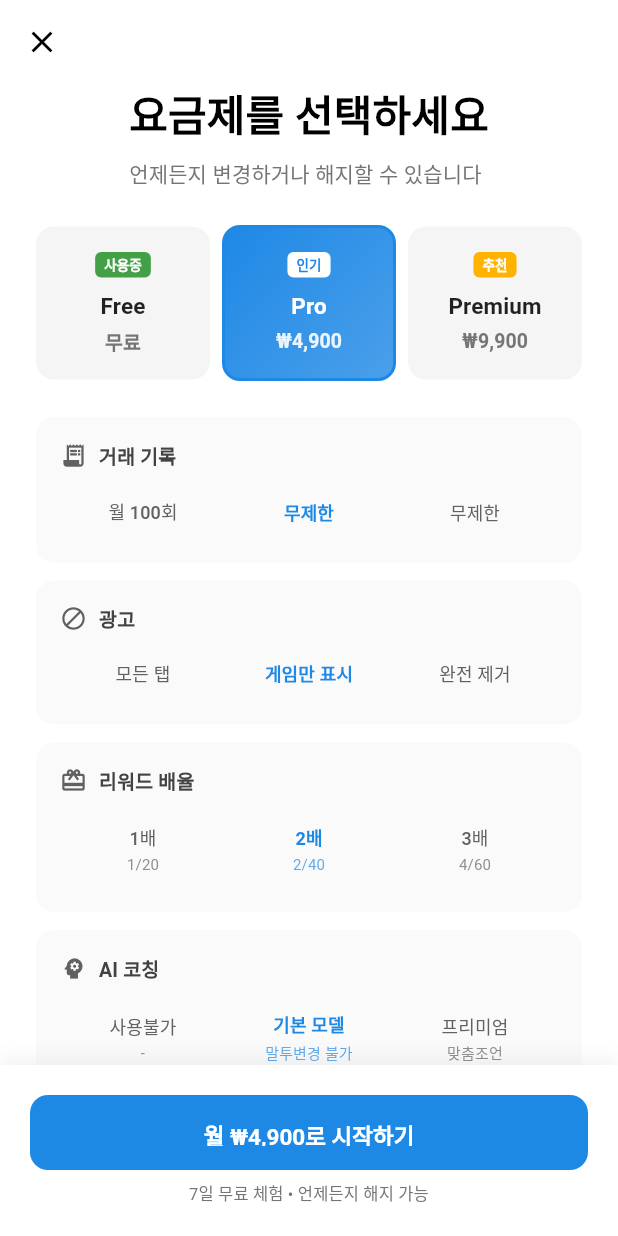
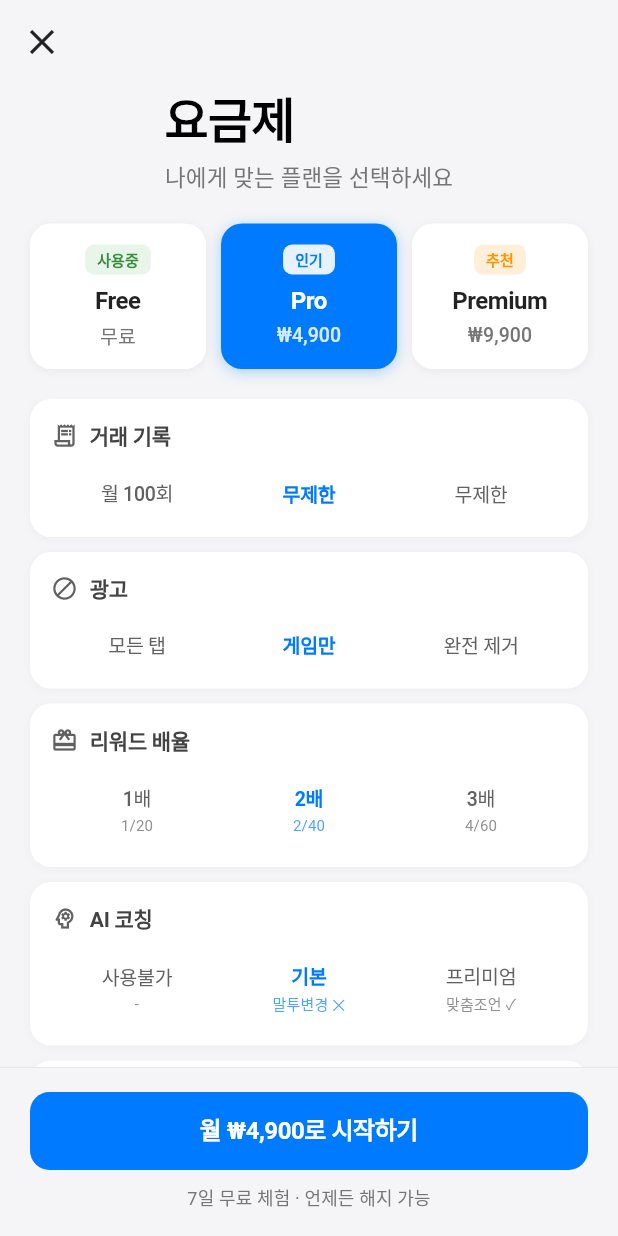
Before and after one commit to dlworua/money_app, a Flutter app: the SubscriptionPage screen opened directly, on a phone screen of 412 x 824 dp. Run offline on Flutter 3.47's test engine with Material 3 defaults, Android fonts, the phone set to English and light mode, and no system bars; our stand-ins replace auto_size_text, flutter_riverpod, flutter_svg, google_mobile_ads, google_sign_in, in_app_purchase and 3 more; accounts and stored records are empty; network calls fail; Roboto replaces fonts that are missing (SF Pro Display).

Commit message:
polish: 요금제 페이지 iOS 스타일로 정제
- iOS 디자인 언어 적용 (SF Pro 스타일, 그림자 최소화)
- 배경색을 iOS 스타일 #F5F5F7로 변경
- 카드 간격 및 패딩 조정으로 더 여유로운 레이아웃
- 아이콘을 outlined 스타일로 통일
- iOS 색상 적용 (Pro: #007AFF, Premium: #FF9500)
- 버튼 텍스트 잘림 수정 (height: 1.0, Center 위젯 사용)
- 폰트 두께와 자간 최적화 (letterSpacing -0.3)
- 애니메이션과 그림자 효과 개선
- 더 깔끔하고 미니멀한 디자인

```diff
--- a/lib/presentation/views/subscription_page.dart
+++ b/lib/presentation/views/subscription_page.dart
@@ -4,7 +4,7 @@ import 'package:flutter_riverpod/flutter_riverpod.dart';
 import '../../data/models/subscription_tier.dart';
 import '../viewmodels/providers.dart';
 
-/// 요금제 선택 페이지 (넷플릭스 스타일)
+/// 요금제 선택 페이지 (iOS 스타일)
 class SubscriptionPage extends ConsumerStatefulWidget {
   const SubscriptionPage({super.key});
 
@@ -23,12 +23,12 @@ class _SubscriptionPageState extends ConsumerState<SubscriptionPage> {
         : SubscriptionTier.free;
 
     return Scaffold(
-      backgroundColor: Colors.white,
+      backgroundColor: const Color(0xFFF5F5F7), // iOS 배경색
       appBar: AppBar(
-        backgroundColor: Colors.white,
+        backgroundColor: const Color(0xFFF5F5F7),
         elevation: 0,
         leading: IconButton(
-          icon: const Icon(Icons.close, color: Colors.black),
+          icon: const Icon(Icons.close, color: Colors.black87, size: 28),
           onPressed: () => Navigator.pop(context),
         ),
       ),
@@ -36,24 +36,26 @@ class _SubscriptionPageState extends ConsumerState<SubscriptionPage> {
         children: [
           // 헤더
           Padding(
-            padding: const EdgeInsets.fromLTRB(24, 0, 24, 24),
+            padding: const EdgeInsets.fromLTRB(20, 0, 20, 20),
             child: Column(
               crossAxisAlignment: CrossAxisAlignment.start,
               children: [
                 const Text(
-                  '요금제를 선택하세요',
+                  '요금제',
                   style: TextStyle(
-                    fontSize: 28,
-                    fontWeight: FontWeight.bold,
+                    fontSize: 32,
+                    fontWeight: FontWeight.w700,
                     color: Colors.black,
+                    letterSpacing: -0.5,
                   ),
                 ),
-                const SizedBox(height: 8),
+                const SizedBox(height: 6),
                 Text(
-                  '언제든지 변경하거나 해지할 수 있습니다',
+                  '나에게 맞는 플랜을 선택하세요',
                   style: TextStyle(
-                    fontSize: 14,
+                    fontSize: 15,
                     color: Colors.grey[600],
+                    fontWeight: FontWeight.w400,
                   ),
                 ),
               ],
@@ -62,7 +64,7 @@ class _SubscriptionPageState extends ConsumerState<SubscriptionPage> {
 
           // 요금제 탭
           Padding(
-            padding: const EdgeInsets.symmetric(horizontal: 24),
+            padding: const EdgeInsets.symmetric(horizontal: 20),
             child: Row(
               children: [
                 Expanded(
@@ -72,7 +74,7 @@ class _SubscriptionPageState extends ConsumerState<SubscriptionPage> {
                     isCurrentPlan: currentTier == SubscriptionTier.free,
                   ),
                 ),
-                const SizedBox(width: 8),
+                const SizedBox(width: 10),
                 Expanded(
                   child: _buildPlanTab(
                     tier: SubscriptionTier.pro,
@@ -81,7 +83,7 @@ class _SubscriptionPageState extends ConsumerState<SubscriptionPage> {
                     badge: '인기',
                   ),
                 ),
-                const SizedBox(width: 8),
+                const SizedBox(width: 10),
                 Expanded(
                   child: _buildPlanTab(
                     tier: SubscriptionTier.premium,
@@ -94,12 +96,12 @@ class _SubscriptionPageState extends ConsumerState<SubscriptionPage> {
             ),
           ),
 
-          const SizedBox(height: 24),
+          const SizedBox(height: 20),
 
           // 기능 비교표
           Expanded(
             child: SingleChildScrollView(
-              padding: const EdgeInsets.symmetric(horizontal: 24),
+              padding: const EdgeInsets.symmetric(horizontal: 20),
               child: _buildComparisonTable(),
             ),
           ),
@@ -111,7 +113,7 @@ class _SubscriptionPageState extends ConsumerState<SubscriptionPage> {
     );
   }
 
-  /// 요금제 탭
+  /// 요금제 탭 (iOS 스타일)
   Widget _buildPlanTab({
     required SubscriptionTier tier,
     required int index,
@@ -123,74 +125,82 @@ class _SubscriptionPageState extends ConsumerState<SubscriptionPage> {
 
     return GestureDetector(
       onTap: () => setState(() => _selectedPlanIndex = index),
-      child: Container(
-        padding: const EdgeInsets.symmetric(vertical: 16, horizontal: 12),
+      child: AnimatedContainer(
+        duration: const Duration(milliseconds: 200),
+        curve: Curves.easeInOut,
+        padding: const EdgeInsets.symmetric(vertical: 14, horizontal: 10),
         decoration: BoxDecoration(
-          gradient: isSelected
-              ? LinearGradient(
-                  colors: [baseColor, baseColor.withOpacity(0.8)],
-                  begin: Alignment.topLeft,
-                  end: Alignment.bottomRight,
-                )
-              : null,
-          color: isSelected ? null : Colors.grey[100],
-          borderRadius: BorderRadius.circular(12),
-          border: isSelected
-              ? Border.all(color: baseColor, width: 2)
-              : Border.all(color: Colors.transparent),
+          color: isSelected ? baseColor : Colors.white,
+          borderRadius: BorderRadius.circular(14),
+          boxShadow: isSelected
+              ? [
+                  BoxShadow(
+                    color: baseColor.withOpacity(0.3),
+                    blurRadius: 8,
+                    offset: const Offset(0, 2),
+                  ),
+                ]
+              : [
+                  BoxShadow(
+                    color: Colors.black.withOpacity(0.05),
+                    blurRadius: 4,
+                    offset: const Offset(0, 1),
+                  ),
+                ],
         ),
         child: Column(
           children: [
             if (badge != null && !isCurrentPlan)
               Container(
-                padding: const EdgeInsets.symmetric(horizontal: 6, vertical: 2),
+                padding: const EdgeInsets.symmetric(horizontal: 8, vertical: 3),
                 decoration: BoxDecoration(
-                  color: isSelected ? Colors.white : baseColor,
-                  borderRadius: BorderRadius.circular(4),
+                  color: isSelected ? Colors.white.withOpacity(0.9) : baseColor.withOpacity(0.15),
+                  borderRadius: BorderRadius.circular(6),
                 ),
                 child: Text(
                   badge,
                   style: TextStyle(
-                    fontSize: 9,
-                    fontWeight: FontWeight.bold,
-                    color: isSelected ? baseColor : Colors.white,
+                    fontSize: 10,
+                    fontWeight: FontWeight.w600,
+                    color: isSelected ? baseColor : baseColor,
                   ),
                 ),
               )
             else if (isCurrentPlan)
               Container(
-                padding: const EdgeInsets.symmetric(horizontal: 6, vertical: 2),
+                padding: const EdgeInsets.symmetric(horizontal: 8, vertical: 3),
                 decoration: BoxDecoration(
-                  color: isSelected ? Colors.white : Colors.green[600],
-                  borderRadius: BorderRadius.circular(4),
+                  color: isSelected ? Colors.white.withOpacity(0.9) : Colors.green[50],
+                  borderRadius: BorderRadius.circular(6),
                 ),
                 child: Text(
                   '사용중',
                   style: TextStyle(
-                    fontSize: 9,
-                    fontWeight: FontWeight.bold,
-                    color: isSelected ? Colors.green[600] : Colors.white,
+                    fontSize: 10,
+                    fontWeight: FontWeight.w600,
+                    color: isSelected ? Colors.green[700] : Colors.green[700],
                   ),
                 ),
               )
             else
-              const SizedBox(height: 16),
-            const SizedBox(height: 8),
+              const SizedBox(height: 19),
+            const SizedBox(height: 6),
             Text(
               tier.displayName,
               style: TextStyle(
-                fontSize: 15,
-                fontWeight: FontWeight.bold,
+                fontSize: 16,
+                fontWeight: FontWeight.w600,
                 color: isSelected ? Colors.white : Colors.black87,
+                letterSpacing: -0.3,
               ),
             ),
-            const SizedBox(height: 4),
+            const SizedBox(height: 3),
             Text(
               tier.price == 0 ? '무료' : '₩${_formatPrice(tier.price)}',
               style: TextStyle(
                 fontSize: 13,
-                fontWeight: FontWeight.w600,
-                color: isSelected ? Colors.white.withValues(alpha: 0.9) : Colors.grey[600],
+                fontWeight: FontWeight.w500,
+                color: isSelected ? Colors.white.withOpacity(0.85) : Colors.grey[600],
               ),
             ),
           ],
@@ -199,7 +209,7 @@ class _SubscriptionPageState extends ConsumerState<SubscriptionPage> {
     );
   }
 
-  /// 기능 비교표 (넷플릭스 스타일)
+  /// 기능 비교표 (iOS 스타일)
   Widget _buildComparisonTable() {
     final selectedTier = SubscriptionTier.values[_selectedPlanIndex];
 
@@ -207,21 +217,21 @@ class _SubscriptionPageState extends ConsumerState<SubscriptionPage> {
       children: [
         // 거래 기록
         _buildFeatureRow(
-          icon: Icons.receipt_long,
+          icon: Icons.receipt_long_outlined,
           title: '거래 기록',
           values: ['월 100회', '무제한', '무제한'],
         ),
 
         // 광고
         _buildFeatureRow(
-          icon: Icons.block,
+          icon: Icons.block_outlined,
           title: '광고',
-          values: ['모든 탭', '게임만 표시', '완전 제거'],
+          values: ['모든 탭', '게임만', '완전 제거'],
         ),
 
         // 리워드
         _buildFeatureRow(
-          icon: Icons.card_giftcard,
+          icon: Icons.card_giftcard_outlined,
           title: '리워드 배율',
           values: ['1배', '2배', '3배'],
           details: ['1/20', '2/40', '4/60'],
@@ -229,93 +239,113 @@ class _SubscriptionPageState extends ConsumerState<SubscriptionPage> {
 
         // AI 코칭
         _buildFeatureRow(
-          icon: Icons.psychology,
+          icon: Icons.psychology_outlined,
           title: 'AI 코칭',
-          values: ['사용불가', '기본 모델', '프리미엄'],
-          details: ['-', '말투변경 불가', '맞춤조언'],
+          values: ['사용불가', '기본', '프리미엄'],
+          details: ['-', '말투변경 ✕', '맞춤조언 ✓'],
         ),
 
         // 예산/목표
         _buildFeatureRow(
-          icon: Icons.savings,
-          title: '예산 및 절약목표',
+          icon: Icons.savings_outlined,
+          title: '예산/목표',
           values: ['각 10회', '각 50회', '무제한'],
         ),
 
         // 게임 티켓
         _buildFeatureRow(
-          icon: Icons.confirmation_number,
-          title: '게임 티켓 대기',
+          icon: Icons.confirmation_number_outlined,
+          title: '티켓 대기',
           values: ['30분', '30분', '5분'],
         ),
 
         // 소비 분석
         _buildFeatureRow(
-          icon: Icons.analytics,
-          title: '이번달 소비분석',
-          values: ['가능', '가능', '가능'],
+          icon: Icons.analytics_outlined,
+          title: '소비분석',
+          values: ['✓', '✓', '✓'],
         ),
 
         // 고급 통계
         _buildFeatureRow(
-          icon: Icons.bar_chart,
+          icon: Icons.bar_chart_outlined,
           title: '고급 통계',
-          values: ['가능', '가능', '가능'],
+          values: ['✓', '✓', '✓'],
         ),
 
-        const SizedBox(height: 20),
+        const SizedBox(height: 16),
 
         // 선택된 플랜 요약
         Container(
-          padding: const EdgeInsets.all(20),
+          padding: const EdgeInsets.all(18),
           decoration: BoxDecoration(
-            color: _getPrimaryColor(selectedTier).withOpacity(0.1),
+            color: Colors.white,
             borderRadius: BorderRadius.circular(16),
-            border: Border.all(
-              color: _getPrimaryColor(selectedTier).withOpacity(0.3),
+            boxShadow: [
+              BoxShadow(
+                color: Colors.black.withOpacity(0.04),
+                blurRadius: 8,
+                offset: const Offset(0, 2),
               ),
+            ],
           ),
           child: Column(
             crossAxisAlignment: CrossAxisAlignment.start,
             children: [
               Row(
                 children: [
-                  Icon(
+                  Container(
+                    padding: const EdgeInsets.all(6),
+                    decoration: BoxDecoration(
+                      color: _getPrimaryColor(selectedTier).withOpacity(0.1),
+                      borderRadius: BorderRadius.circular(8),
+                    ),
+                    child: Icon(
                       _getTierIcon(selectedTier),
                       color: _getPrimaryColor(selectedTier),
-                    size: 24,
+                      size: 20,
                     ),
-                  const SizedBox(width: 8),
+                  ),
+                  const SizedBox(width: 10),
                   Text(
-                    '${selectedTier.displayName} 플랜',
+                    '${selectedTier.displayName} 플랜 혜택',
                     style: TextStyle(
-                      fontSize: 16,
-                      fontWeight: FontWeight.bold,
-                      color: _getPrimaryColor(selectedTier),
+                      fontSize: 15,
+                      fontWeight: FontWeight.w600,
+                      color: Colors.black87,
+                      letterSpacing: -0.3,
                     ),
                   ),
                 ],
               ),
-              const SizedBox(height: 12),
+              const SizedBox(height: 14),
               ...selectedTier.features.map(
                 (feature) => Padding(
-                  padding: const EdgeInsets.only(bottom: 6),
+                  padding: const EdgeInsets.only(bottom: 8),
                   child: Row(
                     crossAxisAlignment: CrossAxisAlignment.start,
                     children: [
-                      Icon(
+                      Container(
+                        margin: const EdgeInsets.only(top: 2),
+                        padding: const EdgeInsets.all(2),
+                        decoration: BoxDecoration(
+                          color: _getPrimaryColor(selectedTier).withOpacity(0.15),
+                          shape: BoxShape.circle,
+                        ),
+                        child: Icon(
                           Icons.check,
-                        size: 16,
+                          size: 14,
                           color: _getPrimaryColor(selectedTier),
                         ),
-                      const SizedBox(width: 8),
+                      ),
+                      const SizedBox(width: 10),
                       Expanded(
                         child: Text(
                           feature,
                           style: TextStyle(
-                            fontSize: 12,
-                            color: Colors.grey[800],
-                            height: 1.4,
+                            fontSize: 13,
+                            color: Colors.grey[700],
+                            height: 1.5,
                           ),
                         ),
                       ),
@@ -330,7 +360,7 @@ class _SubscriptionPageState extends ConsumerState<SubscriptionPage> {
     );
   }
 
-  /// 기능 행
+  /// 기능 행 (iOS 스타일)
   Widget _buildFeatureRow({
     required IconData icon,
     required String title,
@@ -338,11 +368,18 @@ class _SubscriptionPageState extends ConsumerState<SubscriptionPage> {
     List<String>? details,
   }) {
     return Container(
-      margin: const EdgeInsets.only(bottom: 12),
-      padding: const EdgeInsets.all(16),
+      margin: const EdgeInsets.only(bottom: 10),
+      padding: const EdgeInsets.all(14),
       decoration: BoxDecoration(
-        color: Colors.grey[50],
-        borderRadius: BorderRadius.circular(12),
+        color: Colors.white,
+        borderRadius: BorderRadius.circular(14),
+        boxShadow: [
+          BoxShadow(
+            color: Colors.black.withOpacity(0.03),
+            blurRadius: 4,
+            offset: const Offset(0, 1),
+          ),
+        ],
       ),
       child: Column(
         crossAxisAlignment: CrossAxisAlignment.start,
@@ -354,9 +391,10 @@ class _SubscriptionPageState extends ConsumerState<SubscriptionPage> {
               Text(
                 title,
                 style: TextStyle(
-                  fontSize: 13,
+                  fontSize: 14,
                   fontWeight: FontWeight.w600,
                   color: Colors.grey[800],
+                  letterSpacing: -0.2,
                 ),
               ),
             ],
@@ -380,7 +418,7 @@ class _SubscriptionPageState extends ConsumerState<SubscriptionPage> {
     );
   }
 
-  /// 기능 값
+  /// 기능 값 (iOS 스타일)
   Widget _buildFeatureValue(
     String value,
     String? detail,
@@ -390,25 +428,27 @@ class _SubscriptionPageState extends ConsumerState<SubscriptionPage> {
     final color = isSelected ? _getPrimaryColor(tier) : Colors.grey[700]!;
 
     return Container(
-      padding: const EdgeInsets.symmetric(vertical: 8, horizontal: 4),
+      padding: const EdgeInsets.symmetric(vertical: 6, horizontal: 4),
       child: Column(
         children: [
           Text(
             value,
             style: TextStyle(
-              fontSize: 12,
-              fontWeight: isSelected ? FontWeight.bold : FontWeight.w500,
+              fontSize: 13,
+              fontWeight: isSelected ? FontWeight.w600 : FontWeight.w500,
               color: color,
+              letterSpacing: -0.2,
             ),
             textAlign: TextAlign.center,
           ),
           if (detail != null) ...[
-            const SizedBox(height: 2),
+            const SizedBox(height: 3),
             Text(
               detail,
               style: TextStyle(
                 fontSize: 10,
                 color: color.withOpacity(0.7),
+                fontWeight: FontWeight.w400,
               ),
               textAlign: TextAlign.center,
             ),
@@ -418,22 +458,21 @@ class _SubscriptionPageState extends ConsumerState<SubscriptionPage> {
     );
   }
 
-  /// 하단 버튼 바
+  /// 하단 버튼 바 (iOS 스타일)
   Widget _buildBottomBar(BuildContext context, SubscriptionTier currentTier) {
     final selectedTier = SubscriptionTier.values[_selectedPlanIndex];
     final isCurrentPlan = selectedTier == currentTier;
 
     return Container(
-      padding: const EdgeInsets.all(20),
+      padding: const EdgeInsets.fromLTRB(20, 16, 20, 16),
       decoration: BoxDecoration(
-        color: Colors.white,
-        boxShadow: [
-          BoxShadow(
-            color: Colors.black.withOpacity(0.05),
-            blurRadius: 10,
-            offset: const Offset(0, -5),
+        color: const Color(0xFFF5F5F7),
+        border: Border(
+          top: BorderSide(
+            color: Colors.black.withOpacity(0.08),
+            width: 0.5,
           ),
-        ],
+        ),
       ),
       child: SafeArea(
         child: Column(
@@ -442,35 +481,41 @@ class _SubscriptionPageState extends ConsumerState<SubscriptionPage> {
             if (!isCurrentPlan) ...[
               SizedBox(
                 width: double.infinity,
-                height: 50,
+                height: 52,
                 child: ElevatedButton(
                   onPressed: () => _handleSubscribe(context),
                   style: ElevatedButton.styleFrom(
                     backgroundColor: _getPrimaryColor(selectedTier),
                     foregroundColor: Colors.white,
                     shape: RoundedRectangleBorder(
-                      borderRadius: BorderRadius.circular(12),
+                      borderRadius: BorderRadius.circular(13),
                     ),
                     elevation: 0,
+                    padding: EdgeInsets.zero,
                   ),
+                  child: Center(
                     child: Text(
                       selectedTier.price == 0
                           ? 'Free 플랜으로 변경'
                           : '월 ₩${_formatPrice(selectedTier.price)}로 시작하기',
                       style: const TextStyle(
-                      fontSize: 15,
+                        fontSize: 16,
                         fontWeight: FontWeight.w600,
+                        letterSpacing: -0.3,
+                        height: 1.0,
+                      ),
                     ),
                   ),
                 ),
               ),
               if (selectedTier.price > 0) ...[
-                const SizedBox(height: 8),
+                const SizedBox(height: 10),
                 Text(
-                  '7일 무료 체험 • 언제든지 해지 가능',
+                  '7일 무료 체험 · 언제든 해지 가능',
                   style: TextStyle(
-                    fontSize: 11,
+                    fontSize: 12,
                     color: Colors.grey[600],
+                    fontWeight: FontWeight.w400,
                   ),
                   textAlign: TextAlign.center,
                 ),
@@ -478,23 +523,24 @@ class _SubscriptionPageState extends ConsumerState<SubscriptionPage> {
             ] else ...[
               Container(
                 width: double.infinity,
-                padding: const EdgeInsets.all(14),
+                padding: const EdgeInsets.symmetric(vertical: 14, horizontal: 16),
                 decoration: BoxDecoration(
-                  color: Colors.green[50],
-                  borderRadius: BorderRadius.circular(12),
-                  border: Border.all(color: Colors.green[200]!),
+                  color: Colors.white,
+                  borderRadius: BorderRadius.circular(13),
+                  border: Border.all(color: Colors.green[300]!, width: 1.5),
                 ),
                 child: Row(
                   mainAxisAlignment: MainAxisAlignment.center,
                   children: [
-                    Icon(Icons.check_circle, color: Colors.green[600], size: 20),
-                    const SizedBox(width: 8),
+                    Icon(Icons.check_circle_rounded, color: Colors.green[600], size: 22),
+                    const SizedBox(width: 10),
                     Text(
-                      '현재 사용 중인 플랜입니다',
+                      '현재 사용 중',
                       style: TextStyle(
-                        fontSize: 13,
-                        color: Colors.green[900],
+                        fontSize: 15,
+                        color: Colors.green[700],
                         fontWeight: FontWeight.w600,
+                        letterSpacing: -0.3,
                       ),
                     ),
                   ],
@@ -511,11 +557,11 @@ class _SubscriptionPageState extends ConsumerState<SubscriptionPage> {
   IconData _getTierIcon(SubscriptionTier tier) {
     switch (tier) {
       case SubscriptionTier.free:
-        return Icons.person_outline;
+        return Icons.person_outline_rounded;
       case SubscriptionTier.pro:
-        return Icons.star_outline;
+        return Icons.star_outline_rounded;
       case SubscriptionTier.premium:
-        return Icons.workspace_premium;
+        return Icons.workspace_premium_outlined;
     }
   }
 
@@ -525,9 +571,9 @@ class _SubscriptionPageState extends ConsumerState<SubscriptionPage> {
       case SubscriptionTier.free:
         return Colors.grey[700]!;
       case SubscriptionTier.pro:
-        return Colors.blue[600]!;
+        return const Color(0xFF007AFF); // iOS 파란색
       case SubscriptionTier.premium:
-        return Colors.amber[600]!;
+        return const Color(0xFFFF9500); // iOS 오렌지색
     }
   }
 
@@ -546,18 +592,33 @@ class _SubscriptionPageState extends ConsumerState<SubscriptionPage> {
     showDialog(
       context: context,
       builder: (context) => AlertDialog(
-        title: Text('${selectedTier.displayName} 플랜 구독'),
+        shape: RoundedRectangleBorder(borderRadius: BorderRadius.circular(14)),
+        title: Text(
+          '${selectedTier.displayName} 플랜 구독',
+          style: const TextStyle(
+            fontSize: 17,
+            fontWeight: FontWeight.w600,
+          ),
+        ),
         content: Text(
           selectedTier.price == 0
               ? 'Free 플랜으로 변경하시겠습니까?\n\n유료 플랜의 혜택이 해제됩니다.'
               : '${selectedTier.displayName} 플랜(₩${_formatPrice(selectedTier.price)}/월)을 구독하시겠습니까?\n\n7일 무료 체험 후 자동 결제됩니다.',
+          style: const TextStyle(fontSize: 14),
         ),
         actions: [
           TextButton(
             onPressed: () => Navigator.pop(context),
-            child: const Text('취소'),
+            child: Text(
+              '취소',
+              style: TextStyle(
+                color: _getPrimaryColor(selectedTier),
+                fontSize: 16,
+                fontWeight: FontWeight.w500,
               ),
-          ElevatedButton(
+            ),
+          ),
+          TextButton(
             onPressed: () {
               // TODO: 실제 구독 처리 로직
               Navigator.pop(context); // 확인 다이얼로그 닫기
@@ -574,10 +635,14 @@ class _SubscriptionPageState extends ConsumerState<SubscriptionPage> {
                 ),
               );
             },
-            style: ElevatedButton.styleFrom(
-              backgroundColor: _getPrimaryColor(selectedTier),
+            child: Text(
+              selectedTier.price == 0 ? '변경하기' : '구독하기',
+              style: TextStyle(
+                color: _getPrimaryColor(selectedTier),
+                fontSize: 16,
+                fontWeight: FontWeight.w600,
               ),
-            child: Text(selectedTier.price == 0 ? '변경하기' : '구독하기'),
+            ),
           ),
         ],
       ),
```
Lines whose indentation alone changed are shown as unchanged.
